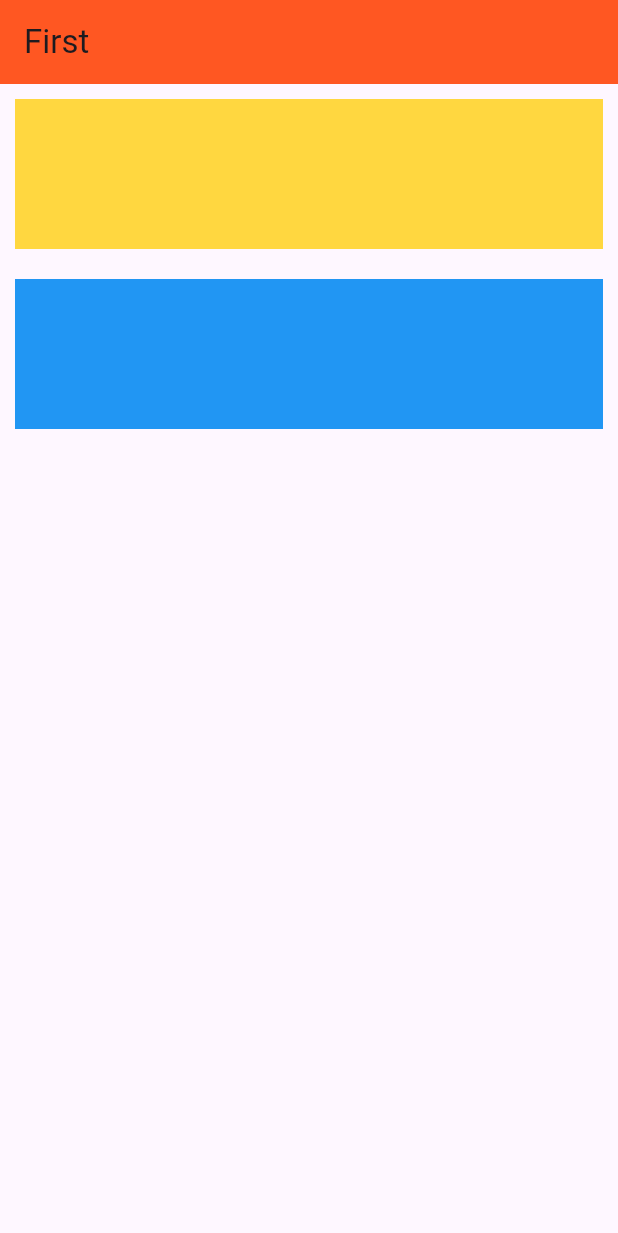
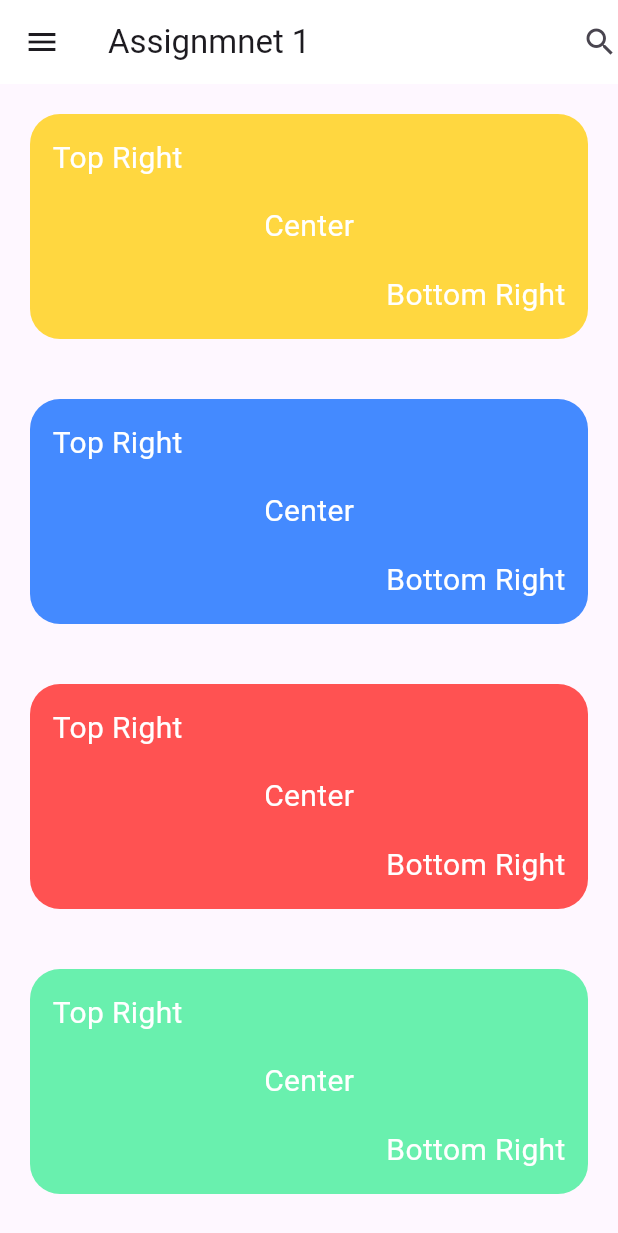
Before and after one commit to AhmedSHelmy/assignment_one, a Flutter app: the screen it shows after launch, on a phone screen of 412 x 824 dp. Shown: the top 1233 px of the screen. Run offline on Flutter 3.47's test engine with Material 3 defaults, Android fonts, the phone set to English and light mode, and no system bars.

Commit message:
assignment 1

```diff
--- a/lib/main.dart
+++ b/lib/main.dart
@@ -13,24 +13,134 @@ class MyApp extends StatelessWidget {
     return MaterialApp(
       home: Scaffold(
         appBar: AppBar(
-          backgroundColor: Colors.deepOrange,
-          title: const Text('First'),
+          backgroundColor: Colors.white,
+          leading: Icon(Icons.menu),
+          title: const Text('Assignmnet 1'),
+          actions: [
+            Icon(Icons.search)
+          ],
         ),
-        body: Column(
-          mainAxisAlignment: MainAxisAlignment.start,
+        body: SingleChildScrollView(
+          child: Column(
             children: [
               Container(
-              margin: EdgeInsets.all(10),
-              height: 100,
+                    decoration: BoxDecoration(
                         color: Colors.amberAccent,
-
+                        borderRadius: BorderRadius.all(Radius.circular(20))
+                    ),
+                    padding: EdgeInsets.all(15),
+                    margin: EdgeInsets.all(20),
+                    height: 150,
+                    width: double.infinity,
+                child: Column(
+                  mainAxisAlignment: MainAxisAlignment.spaceBetween,
+                  crossAxisAlignment: CrossAxisAlignment.start,
+                  children: [
+                    Text('Top Right', style: TextStyle(color: Colors.white ,fontSize: 20),),
+                    Center(child: Text('Center', style: TextStyle(color: Colors.white,fontSize: 20))),
+                    Align(alignment: Alignment.bottomRight,
+                    child: Text('Bottom Right', style: TextStyle(color: Colors.white,fontSize: 20))),
+                  ],
+                ),
               ),
               Container(
-              margin: EdgeInsets.all(10),
-              height: 100,
-              color: Colors.blue,
+                decoration: BoxDecoration(
+                    color: Colors.blueAccent,
+                    borderRadius: BorderRadius.all(Radius.circular(20))
+                ),
+                padding: EdgeInsets.all(15),
+                margin: EdgeInsets.all(20),
+                height: 150,
+                width: double.infinity,
+                child: Column(
+                  mainAxisAlignment: MainAxisAlignment.spaceBetween,
+                  crossAxisAlignment: CrossAxisAlignment.start,
+                  children: [
+                    Text('Top Right', style: TextStyle(color: Colors.white ,fontSize: 20),),
+                    Center(child: Text('Center', style: TextStyle(color: Colors.white,fontSize: 20))),
+                    Align(alignment: Alignment.bottomRight,
+                        child: Text('Bottom Right', style: TextStyle(color: Colors.white,fontSize: 20))),
+                  ],
+                ),
+              ),Container(
+                decoration: BoxDecoration(
+                    color: Colors.redAccent,
+                    borderRadius: BorderRadius.all(Radius.circular(20))
+                ),
+                padding: EdgeInsets.all(15),
+                margin: EdgeInsets.all(20),
+                height: 150,
+                width: double.infinity,
+                child: Column(
+                  mainAxisAlignment: MainAxisAlignment.spaceBetween,
+                  crossAxisAlignment: CrossAxisAlignment.start,
+                  children: [
+                    Text('Top Right', style: TextStyle(color: Colors.white ,fontSize: 20),),
+                    Center(child: Text('Center', style: TextStyle(color: Colors.white,fontSize: 20))),
+                    Align(alignment: Alignment.bottomRight,
+                        child: Text('Bottom Right', style: TextStyle(color: Colors.white,fontSize: 20))),
+                  ],
+                ),
+              ),Container(
+                decoration: BoxDecoration(
+                    color: Colors.greenAccent,
+                    borderRadius: BorderRadius.all(Radius.circular(20))
+                ),
+                padding: EdgeInsets.all(15),
+                margin: EdgeInsets.all(20),
+                height: 150,
+                width: double.infinity,
+                child: Column(
+                  mainAxisAlignment: MainAxisAlignment.spaceBetween,
+                  crossAxisAlignment: CrossAxisAlignment.start,
+                  children: [
+                    Text('Top Right', style: TextStyle(color: Colors.white ,fontSize: 20),),
+                    Center(child: Text('Center', style: TextStyle(color: Colors.white,fontSize: 20))),
+                    Align(alignment: Alignment.bottomRight,
+                        child: Text('Bottom Right', style: TextStyle(color: Colors.white,fontSize: 20))),
+                  ],
+                ),
+              ),Container(
+                decoration: BoxDecoration(
+                    color: Colors.orangeAccent,
+                    borderRadius: BorderRadius.all(Radius.circular(20))
+                ),
+                padding: EdgeInsets.all(15),
+                margin: EdgeInsets.all(20),
+                height: 150,
+                width: double.infinity,
+                child: Column(
+                  mainAxisAlignment: MainAxisAlignment.spaceBetween,
+                  crossAxisAlignment: CrossAxisAlignment.start,
+                  children: [
+                    Text('Top Right', style: TextStyle(color: Colors.white ,fontSize: 20),),
+                    Center(child: Text('Center', style: TextStyle(color: Colors.white,fontSize: 20))),
+                    Align(alignment: Alignment.bottomRight,
+                        child: Text('Bottom Right', style: TextStyle(color: Colors.white,fontSize: 20))),
+                  ],
+                ),
+              ),Container(
+                decoration: BoxDecoration(
+                    color: Colors.black,
+                    borderRadius: BorderRadius.all(Radius.circular(20))
+                ),
+                padding: EdgeInsets.all(15),
+                margin: EdgeInsets.all(20),
+                height: 150,
+                width: double.infinity,
+                child: Column(
+                  mainAxisAlignment: MainAxisAlignment.spaceBetween,
+                  crossAxisAlignment: CrossAxisAlignment.start,
+                  children: [
+                    Text('Top Right', style: TextStyle(color: Colors.white ,fontSize: 20),),
+                    Center(child: Text('Center', style: TextStyle(color: Colors.white,fontSize: 20))),
+                    Align(alignment: Alignment.bottomRight,
+                        child: Text('Bottom Right', style: TextStyle(color: Colors.white,fontSize: 20))),
+                  ],
+                ),
               ),
             ],
+          ),
         ),
       ),
     );
```
Lines whose indentation alone changed are shown as unchanged.
